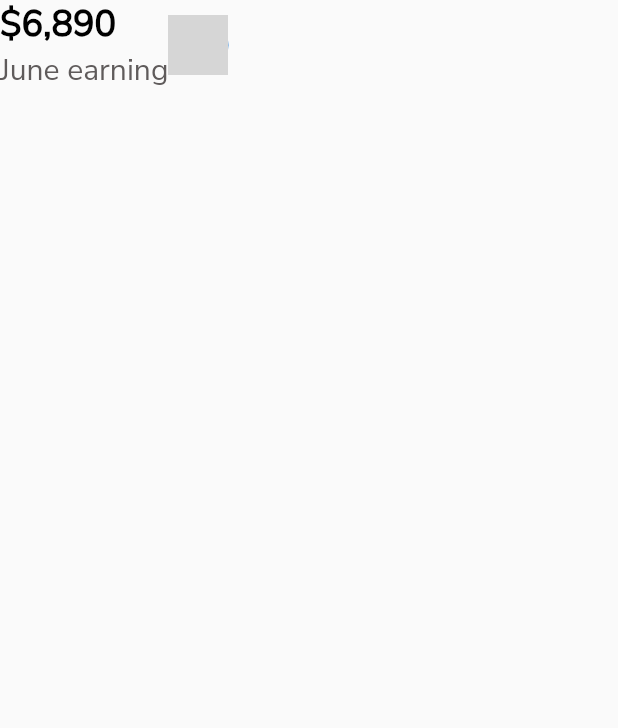
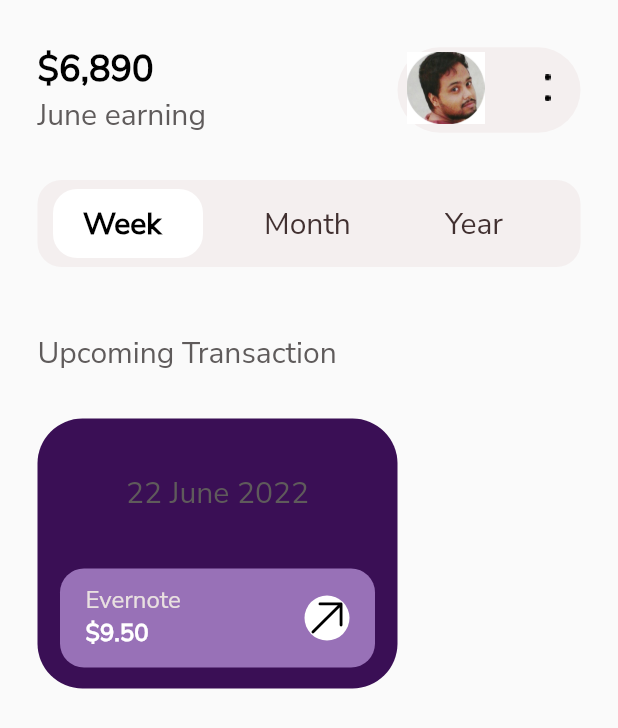
Before and after one commit to marufrobin/financial_managment_app, a Flutter app: the screen it shows after launch, on a phone screen of 412 x 824 dp. Shown: the top 728 px of the screen. Run offline on Flutter 3.47's test engine with Material 2 defaults, Android fonts, the phone set to English and light mode, and no system bars; our stand-ins replace flutter_svg; grey boxes are pictures that could not be loaded.

Commit message:
custom icon added and Card of transaction.

```diff
--- a/lib/Screen/home_page.dart
+++ b/lib/Screen/home_page.dart
@@ -1,6 +1,9 @@
+import 'dart:ui';
+
 import 'package:flutter/material.dart';
 import 'package:flutter/src/widgets/container.dart';
 import 'package:flutter/src/widgets/framework.dart';
+import 'package:flutter_svg/flutter_svg.dart';
 
 class HomePage extends StatelessWidget {
   const HomePage({super.key});
@@ -9,15 +12,132 @@ class HomePage extends StatelessWidget {
   Widget build(BuildContext context) {
     return SafeArea(
       child: Scaffold(
-        body: Column(
-          children: [customAppBar()],
+        body: Padding(
+          padding: EdgeInsets.fromLTRB(25, 30, 25, 25),
+          child: Column(
+            crossAxisAlignment: CrossAxisAlignment.start,
+            children: [
+              customAppBar(),
+              SizedBox(
+                height: 30,
+              ),
+              Container(
+                width: 370,
+                height: 58,
+                decoration: BoxDecoration(
+                    borderRadius: BorderRadius.circular(16),
+                    color: Color(0xffF4EFEF)),
+                child: Row(
+                  mainAxisAlignment: MainAxisAlignment.spaceAround,
+                  children: [
+                    menuBar(isSelected: true, menuName: "Week"),
+                    menuBar(isSelected: false, menuName: "Month"),
+                    menuBar(isSelected: false, menuName: "Year")
+                  ],
+                ),
+              ),
+              SizedBox(
+                height: 44,
+              ),
+              Text(
+                "Upcoming Transaction",
+                style: textStyle(size: 20, clr: Color(0xff5F5B5B)),
+              ),
+              SizedBox(
+                height: 30,
+              ),
+              SingleChildScrollView(
+                scrollDirection: Axis.horizontal,
+                child: Row(children: [
+                  cardUpcomingBills(),
+                ]),
+              ),
+            ],
+          ),
         ),
       ),
     );
   }
 
+  Container cardUpcomingBills() => Container(
+        height: 180,
+        width: 240,
+        decoration: BoxDecoration(
+            borderRadius: BorderRadius.circular(30), color: Color(0xff3A0F55)),
+        child: Column(children: [
+          Expanded(
+              flex: 5,
+              child: Center(
+                child: Text(
+                  "22 June 2022",
+                  style: textStyle(size: 20, clr: Color(0xff5F5B5B)),
+                ),
+              )),
+          Expanded(
+              flex: 4,
+              child: Container(
+                padding: EdgeInsets.symmetric(horizontal: 17, vertical: 10),
+                margin: EdgeInsets.only(left: 14, right: 14, bottom: 14),
+                // height: 58,
+                width: 210,
+                decoration: BoxDecoration(
+                    borderRadius: BorderRadius.circular(16),
+                    color: Color(0xff9871B7)),
+                child: Row(
+                  mainAxisAlignment: MainAxisAlignment.spaceBetween,
+                  children: [
+                    Column(
+                      // mainAxisAlignment: MainAxisAlignment.start,
+                      crossAxisAlignment: CrossAxisAlignment.start,
+                      children: [
+                        Text(
+                          "Evernote",
+                          style: textStyle(size: 16, clr: Color(0xffE9E0E0)),
+                        ),
+                        Text(
+                          "\$9.50",
+                          style: textStyle(
+                              size: 16, clr: Colors.white, fw: FontWeight.bold),
+                        )
+                      ],
+                    ),
+                    Container(
+                      height: 30,
+                      width: 30,
+                      decoration: BoxDecoration(
+                          borderRadius: BorderRadius.circular(30),
+                          color: Colors.white),
+                      child: SvgPicture.asset(
+                        "images/arrow.svg",
+                        fit: BoxFit.cover,
+                      ),
+                    )
+                  ],
+                ),
+              ))
+        ]),
+      );
+
+  Container menuBar({required bool isSelected, required String menuName}) =>
+      Container(
+        padding: EdgeInsets.symmetric(horizontal: 20, vertical: 10),
+        height: 46,
+        width: 100,
+        decoration: BoxDecoration(
+          borderRadius: BorderRadius.circular(16),
+          color: isSelected ? Colors.white : Color(0xffF4EFEF),
+        ),
+        child: Text(
+          "$menuName",
+          style: isSelected
+              ? textStyle(size: 20, clr: Colors.black, fw: FontWeight.bold)
+              : textStyle(size: 20, clr: Color(0xff413030)),
+        ),
+      );
+
   Row customAppBar() {
     return Row(
+      mainAxisAlignment: MainAxisAlignment.spaceBetween,
       children: [
         Column(
           crossAxisAlignment: CrossAxisAlignment.start,
@@ -34,8 +154,25 @@ class HomePage extends StatelessWidget {
           ],
         ),
         Container(
-          child: Row(children: [
-            CircleAvatar(backgroundImage: ImageProvider(),)
+          padding: EdgeInsets.fromLTRB(3, 0, 20, 3),
+          decoration: BoxDecoration(
+            borderRadius: BorderRadius.all(Radius.circular(30)),
+            color: Color(0xffF4EFEF),
+          ),
+          child:
+              Row(mainAxisAlignment: MainAxisAlignment.spaceEvenly, children: [
+            Container(
+              padding: EdgeInsets.only(left: 3, top: 3, bottom: 3, right: 20),
+              child: Image.asset(
+                "images/hero1.jpg",
+                fit: BoxFit.cover,
+                width: 52,
+              ),
+            ),
+            SizedBox(
+              width: 20,
+            ),
+            Image.asset('images/spot.png')
           ]),
         )
       ],
--- a/pubspec.yaml
+++ b/pubspec.yaml
@@ -35,6 +35,7 @@ dependencies:
   # The following adds the Cupertino Icons font to your application.
   # Use with the CupertinoIcons class for iOS style icons.
   cupertino_icons: ^1.0.2
+  flutter_svg: ^1.1.5
 
 dev_dependencies:
   flutter_test:
```
Also changed, not shown: images/arrow.svg (added), images/down_arrow.svg (added), images/hero.svg (added), images/hero1.jpg (added), images/spot.png (added), images/up_arrow.svg (added), pubspec.lock.
